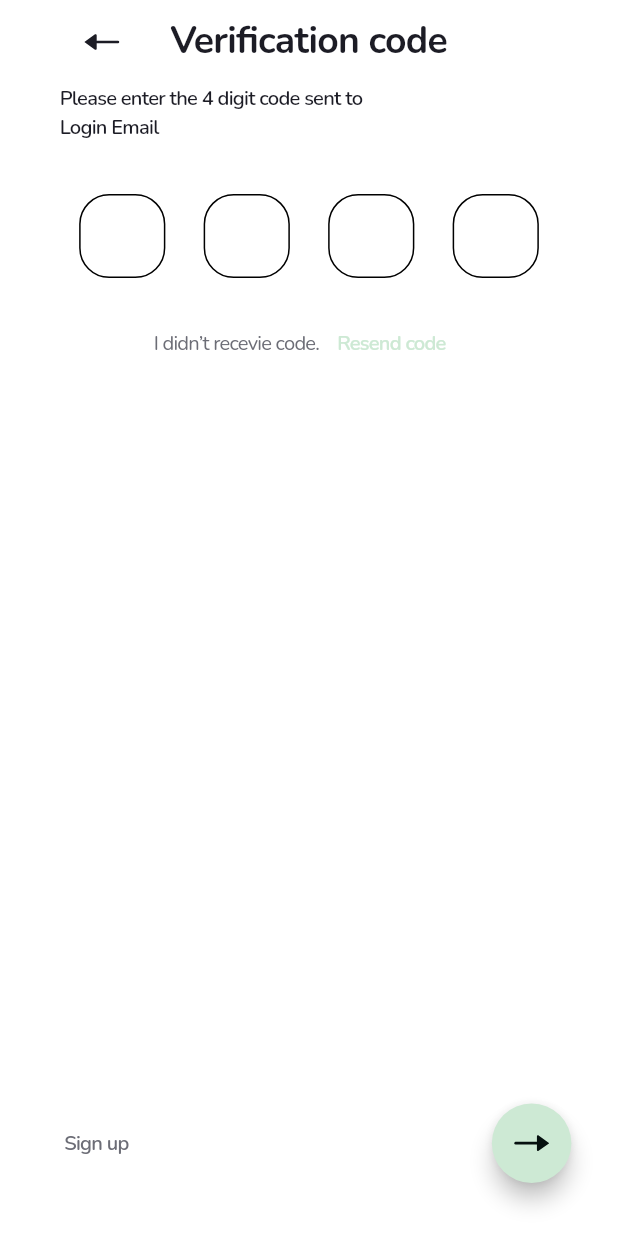
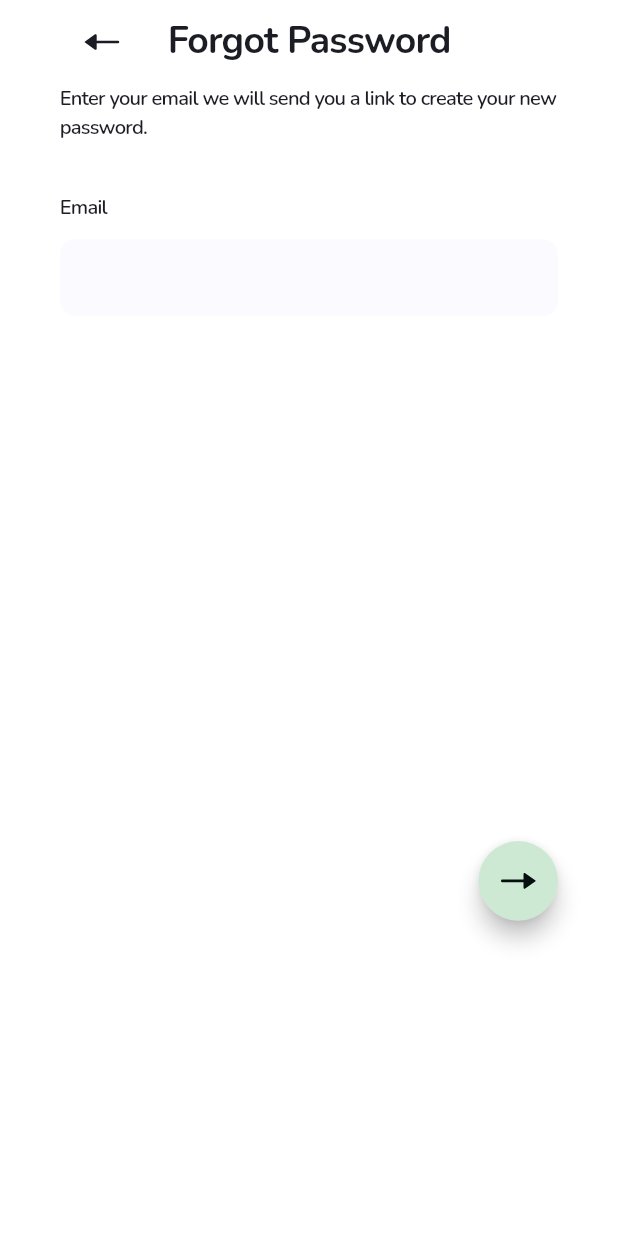
Before and after one commit to htahirov/shop_store, a Flutter app: the screen it shows after launch, on a phone screen of 412 x 824 dp. Run offline on Flutter 3.47's test engine with Material 3 defaults, Android fonts, the phone set to English and light mode, and no system bars; our stand-ins replace flutter_bloc, flutter_screenutil, flutter_svg, get_it.

Commit message:
forgot and new password page added

```diff
--- a/lib/ui/app.dart
+++ b/lib/ui/app.dart
@@ -24,7 +24,7 @@ class MyApp extends StatelessWidget {
           useMaterial3: true,
           scaffoldBackgroundColor: AppColors.white,
         ),
-        home: Pager.verify,
+        home: Pager.forgotPassword,
       ),
     );
   }
--- /dev/null
+++ b/lib/ui/pages/forgot_password/forgot_password_page.dart
@@ -0,0 +1,106 @@
+import 'package:flutter/material.dart';
+import 'package:flutter_screenutil/flutter_screenutil.dart';
+
+import '../../../utils/constants/app_paddings.dart';
+import '../../../utils/constants/app_text_styles.dart';
+import '../../../utils/constants/app_texts.dart';
+import '../../../utils/helpers/go.dart';
+import '../../../utils/helpers/pager.dart';
+import '../../../utils/validator.dart';
+import '../../widgets/custom_app_bar.dart';
+import '../../widgets/custom_fab_button.dart';
+import '../../widgets/custom_input.dart';
+
+class ForgotPasswordPage extends StatefulWidget {
+  const ForgotPasswordPage({super.key});
+
+  @override
+  State<ForgotPasswordPage> createState() => _ForgotPasswordPageState();
+}
+
+class _ForgotPasswordPageState extends State<ForgotPasswordPage> {
+  final _formKey = GlobalKey<FormState>();
+  final _emailController = TextEditingController();
+
+  @override
+  void dispose() {
+    _emailController.dispose();
+    super.dispose();
+  }
+
+  @override
+  Widget build(BuildContext context) {
+    return Scaffold(
+      appBar: CustomAppBar(
+        title: AppTexts.forgotPassword,
+        onLeadingPressed: () {
+          Go.replace(context, Pager.splash);
+        },
+      ),
+      body: SafeArea(
+        child: SingleChildScrollView(
+          child: IntrinsicHeight(
+            child: Padding(
+              padding: AppPaddings.h40,
+              child: Column(
+                crossAxisAlignment: CrossAxisAlignment.start,
+                children: [
+                  Text(
+                    AppTexts.forgotPasswordText,
+                    style: AppTextStyles.verifyTextStyle.copyWith(),
+                  ),
+                  40.verticalSpace,
+                  Form(
+                    key: _formKey,
+                    child: Column(
+                      crossAxisAlignment: CrossAxisAlignment.start,
+                      children: [
+                        CustomInput(
+                          title: AppTexts.email,
+                          controller: _emailController,
+                          keyboardType: TextInputType.emailAddress,
+                          validator: ValidatorUtils.validateEmail,
+                        ),
+                      ],
+                    ),
+                  ),
+                  396.verticalSpace,
+                  SizedBox(
+                    height: 89.h,
+                    child: Column(
+                      mainAxisAlignment: MainAxisAlignment.start,
+                      children: [
+                        SizedBox(
+                          width: 380.w,
+                          child: Row(
+                            mainAxisAlignment: MainAxisAlignment.end,
+                            children: [
+                              CustomFabButton(
+                                onPressed: () {
+                                  if (_formKey.currentState?.validate() ?? false) {
+                                    print('Sign in successful');
+                                  } else {
+                                    ScaffoldMessenger.of(context).showSnackBar(
+                                      const SnackBar(
+                                        content: Text('Please check your email and password'),
+                                        backgroundColor: Colors.red,
+                                      ),
+                                    );
+                                  }
+                                },
+                              ),
+                            ],
+                          ),
+                        ),
+                      ],
+                    ),
+                  ),
+                ],
+              ),
+            ),
+          ),
+        ),
+      ),
+    );
+  }
+}
--- a/lib/utils/constants/app_texts.dart
+++ b/lib/utils/constants/app_texts.dart
@@ -9,10 +9,15 @@ class AppTexts {
   static const signUp = 'Sign up';
   static const signIn = 'Sign in';
   static const createAccount = 'Create an Account';
-  static const forgotPassword = 'Forgot Password?';
+  static const forgotPassword = 'Forgot Password';
+  static const createNewPassword = 'Create New Password';
+  static const newPassword = 'New Password';
+  static const confirmPassword = 'Confirm Password';
   static const termsOfService = 'Terms of Service';
   static const verify= "Verification code";
   static const veritifactionText = "Please enter the 4 digit code sent to";
+  static const forgotPasswordText = "Enter your email we will send you a link to create your new password.";
+  static const createNewPasswordText = "Enter your new password.";
   static const resendCode =  "Resend code";
   static const recevieCode =  "I didn’t recevie code.";
 
--- a/lib/utils/helpers/pager.dart
+++ b/lib/utils/helpers/pager.dart
@@ -1,6 +1,8 @@
 import 'package:flutter/material.dart';
 import 'package:flutter_bloc/flutter_bloc.dart';
 import 'package:shop_store/cubits/verify/verify_cubit.dart';
+import 'package:shop_store/ui/pages/create_new_password/create_new_password_page.dart';
+import 'package:shop_store/ui/pages/forgot_password/forgot_password_page.dart';
 import 'package:shop_store/ui/pages/verify_page/verify_page.dart';
 
 import '../../cubits/splash/splash_cubit.dart';
@@ -24,6 +26,10 @@ class Pager {
 
   static Widget get signIn => const SignInPage();
 
+  static Widget get forgotPassword => const ForgotPasswordPage();
+
+  static Widget get createNewPassword => const CreateNewPasswordPage();
+
   static Widget get verify =>  BlocProvider<VerifyCubit>(
         create: (_) => locator()..updateVerificationCode(" "),
         child: const VerifyPage(),
```
Also changed, not shown: lib/cubits/forgot_password/forgot_password_cubit.dart (added, +20 -0 lines), lib/cubits/forgot_password/forgot_password_state.dart (added, +18 -0 lines), lib/cubits/new_password/new_password_cubit.dart (added, +21 -0 lines), lib/cubits/new_password/new_password_state.dart (added, +18 -0 lines), lib/locator.dart (+5 -2 lines), lib/ui/pages/create_new_password/create_new_password_page.dart (added, +116 -0 lines).
